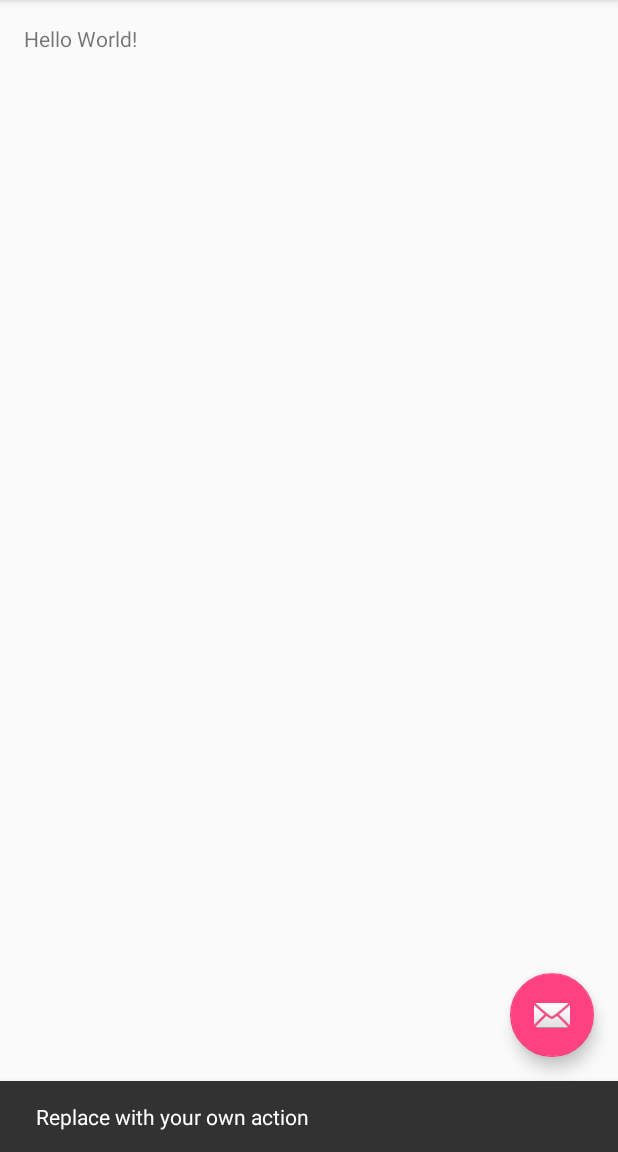
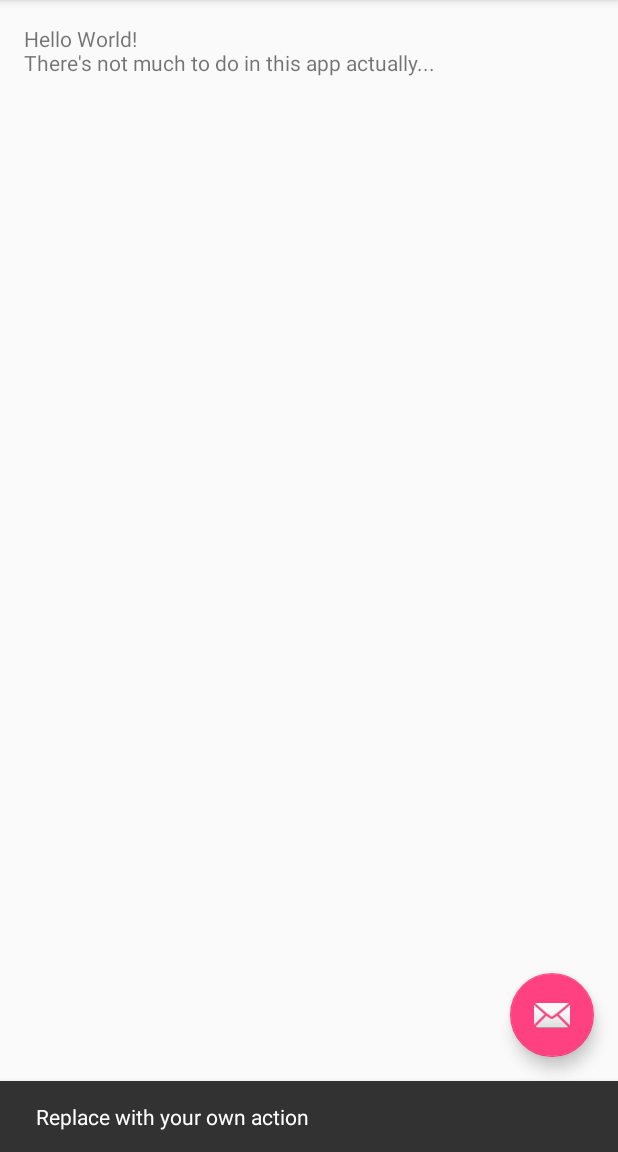
Before and after one commit to rufaraday/MyApplication, an Android app: the screen it shows after launch (MainActivity), after a tap on an icon or button, on a phone screen of 412 x 824 dp, the part 84-1236 px from its top. Run offline under Robolectric (Android 15) with nearby library versions, the phone set to English and light mode, and no system bars.

Commit message:
Activity content updated
Activity content was updated with an additional text.

```diff
--- a/app/src/main/res/layout/content_main.xml
+++ b/app/src/main/res/layout/content_main.xml
@@ -15,5 +15,5 @@
     <TextView
         android:layout_width="wrap_content"
         android:layout_height="wrap_content"
-        android:text="Hello World!" />
+        android:text="Hello World!\nThere's not much to do in this app actually..." />
 </RelativeLayout>
```
Also changed, not shown: 4 other files.
